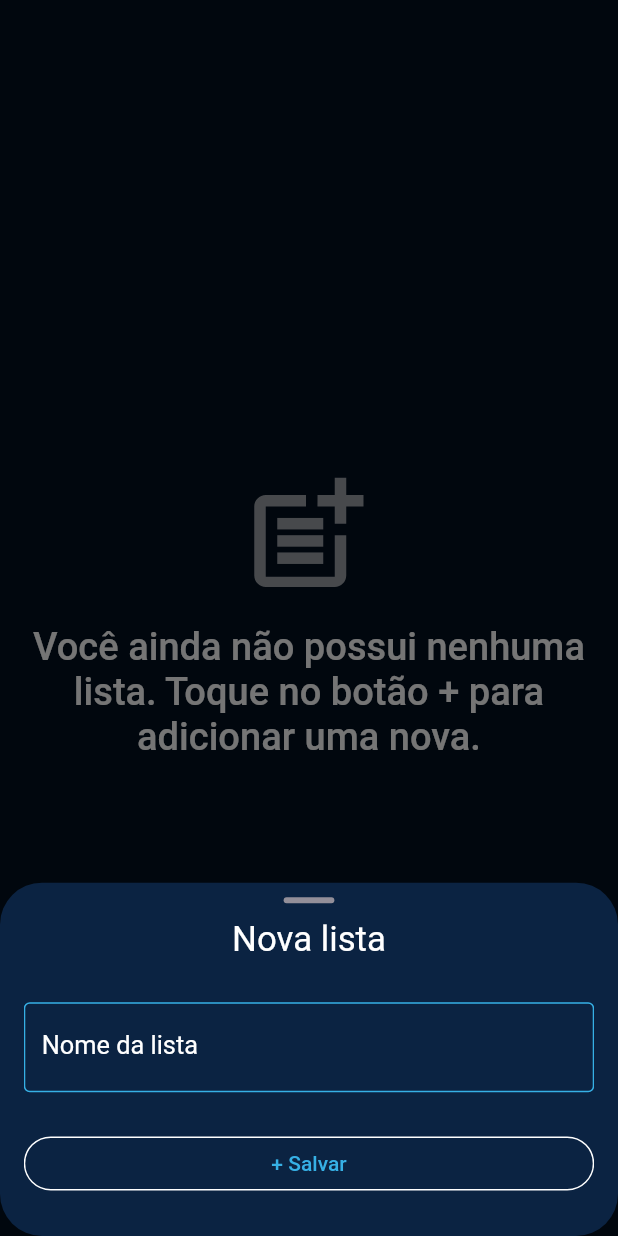
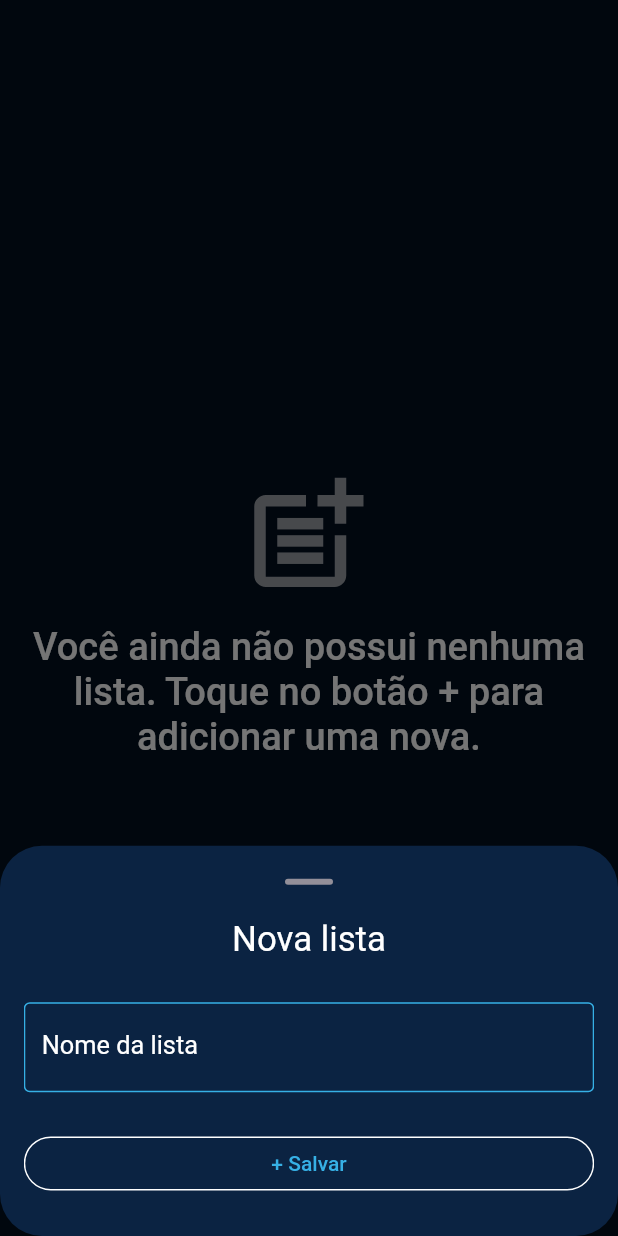
Before and after one commit to fmmalta/tmdb_app, a Flutter app: the FavoriteListTabView screen opened directly, after a tap on the "add" icon, on a phone screen of 412 x 824 dp. Run offline on Flutter 3.47's test engine with Material 2 defaults, Android fonts, the phone set to English and light mode, and no system bars; our stand-ins replace cached_network_image, dartz, dio, equatable, flutter_bloc, flutter_screenutil and 3 more; accounts and stored records are empty; network calls fail.

```diff
--- a/lib/features/detail/presentation/pages/detail_screen.dart
+++ b/lib/features/detail/presentation/pages/detail_screen.dart
@@ -43,7 +43,7 @@ class _DetailScreenState extends State<DetailScreen> {
                   firstChild: const SizedBox(),
                   secondChild: FloatingActionButton(
                     onPressed: () {
-                      showModalBottomSheet<void>(
+                      showModalBottomSheet(
                         context: context,
                         isScrollControlled: true,
                         builder: (_) => BlocProvider<FavoriteListBloc>.value(
--- a/lib/features/detail/presentation/widgets/add_content_to_list.dart
+++ b/lib/features/detail/presentation/widgets/add_content_to_list.dart
@@ -40,7 +40,7 @@ class _AddContentToListState extends State<AddContentToList> {
                   ? CrossFadeState.showFirst
                   : CrossFadeState.showSecond,
               duration: const Duration(milliseconds: 200),
-              firstChild: CreateFavoriteListIfEmpty(),
+              firstChild: const CreateFavoriteListIfEmpty(),
               secondChild: AddContentToListIfNotEmpty(
                 content: widget.content,
                 createListOnPressed: () {
--- a/lib/features/detail/presentation/widgets/add_content_to_list_if_not_empty.dart
+++ b/lib/features/detail/presentation/widgets/add_content_to_list_if_not_empty.dart
@@ -22,15 +22,6 @@ class AddContentToListIfNotEmpty extends StatelessWidget {
             return Column(
               mainAxisSize: MainAxisSize.min,
               children: [
-                Container(
-                  margin: EdgeInsets.symmetric(vertical: 10.h),
-                  decoration: BoxDecoration(
-                    color: const Color(0xFF938F99),
-                    borderRadius: BorderRadius.circular(30),
-                  ),
-                  height: 4.h,
-                  width: 32.w,
-                ),
                 Text(
                   "Adicionar à lista",
                   style: TextStyle(fontSize: 22.sp, color: Colors.white),
--- a/lib/features/detail/presentation/widgets/create_favorite_list_if_empty.dart
+++ b/lib/features/detail/presentation/widgets/create_favorite_list_if_empty.dart
@@ -3,11 +3,24 @@ import 'package:flutter_bloc/flutter_bloc.dart';
 import 'package:flutter_screenutil/flutter_screenutil.dart';
 import 'package:movie_app/features/list/presentation/bloc/favorite_list_bloc.dart';
 
-class CreateFavoriteListIfEmpty extends StatelessWidget {
-  CreateFavoriteListIfEmpty({super.key});
+class CreateFavoriteListIfEmpty extends StatefulWidget {
+  const CreateFavoriteListIfEmpty({super.key});
 
+  @override
+  State<CreateFavoriteListIfEmpty> createState() =>
+      _CreateFavoriteListIfEmptyState();
+}
+
+class _CreateFavoriteListIfEmptyState extends State<CreateFavoriteListIfEmpty> {
   final TextEditingController _titleController = TextEditingController();
-  final GlobalKey<FormState> _key = GlobalKey<FormState>();
+
+  late GlobalKey<FormState> _key;
+
+  @override
+  void initState() {
+    _key = GlobalKey<FormState>();
+    super.initState();
+  }
 
   @override
   Widget build(BuildContext context) {
@@ -17,15 +30,6 @@ class CreateFavoriteListIfEmpty extends StatelessWidget {
         mainAxisAlignment: MainAxisAlignment.center,
         mainAxisSize: MainAxisSize.min,
         children: <Widget>[
-          Container(
-            margin: EdgeInsets.symmetric(vertical: 10.h),
-            decoration: BoxDecoration(
-              color: const Color(0xFF938F99),
-              borderRadius: BorderRadius.circular(30),
-            ),
-            height: 4.h,
-            width: 32.w,
-          ),
           Text(
             'Nova lista',
             style: TextStyle(fontSize: 22.sp, color: Colors.white),
--- a/lib/features/list/presentation/pages/detail_favorite_list_screen.dart
+++ b/lib/features/list/presentation/pages/detail_favorite_list_screen.dart
@@ -31,6 +31,7 @@ class DetailFavoriteListScreen extends StatelessWidget {
             onPressed: () async {
               await showModalBottomSheet<bool>(
                 context: context,
+                isScrollControlled: true,
                 builder: (_) => BlocProvider.value(
                   value: BlocProvider.of<FavoriteListBloc>(context),
                   child: EditListName(contents.uuid),
--- a/lib/main.dart
+++ b/lib/main.dart
@@ -22,7 +22,9 @@ class MyApp extends StatelessWidget {
           theme: ThemeData(
             primarySwatch: Colors.blue,
             bottomSheetTheme: const BottomSheetThemeData(
+              showDragHandle: true,
               backgroundColor: Color(0xFF0B2342),
+              dragHandleColor: Color(0xFF938F99),
               shape: RoundedRectangleBorder(
                 borderRadius: BorderRadius.all(Radius.circular(28)),
               ),
```
Also changed, not shown: lib/features/list/presentation/widgets/edit_list_name.dart (+16 -13 lines), 1 other file.
